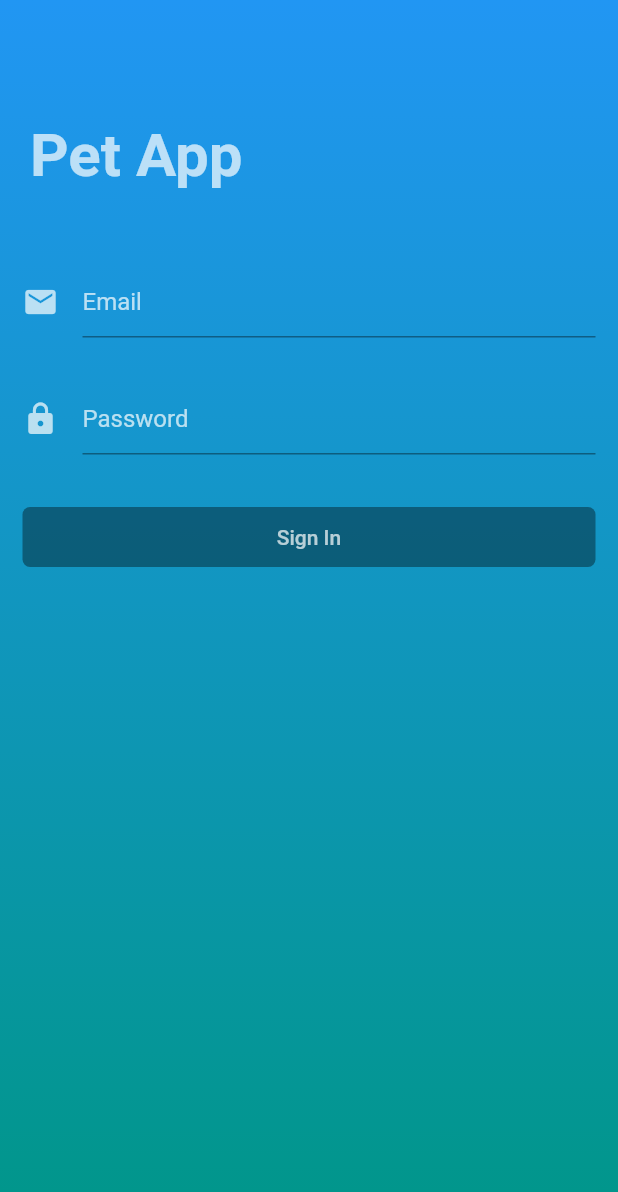
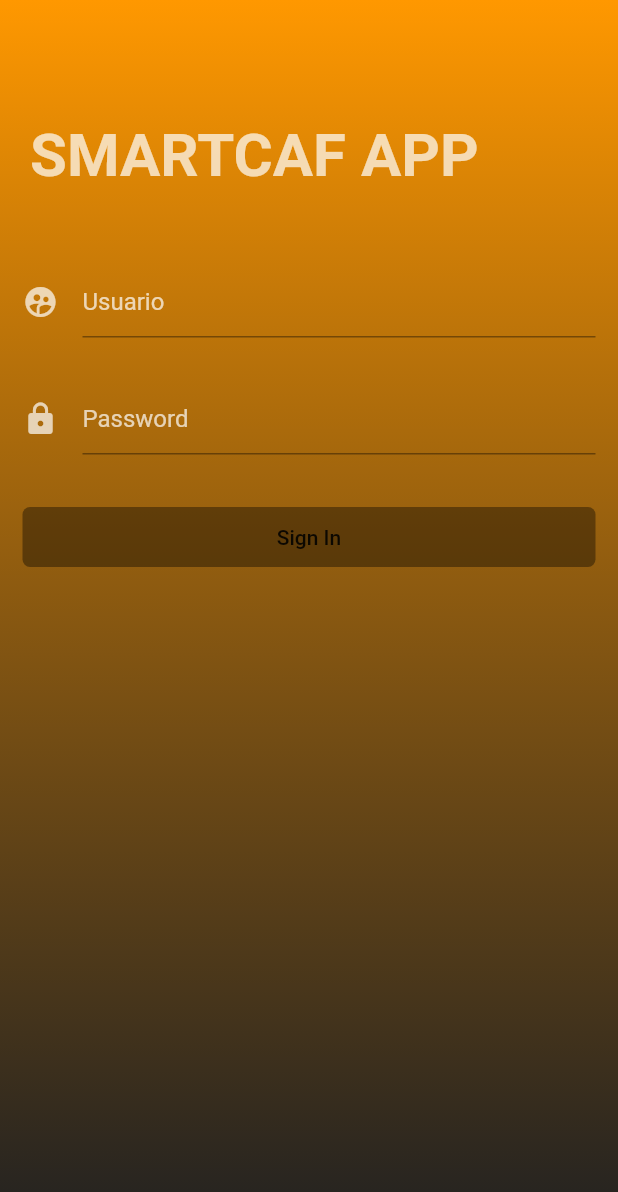
Before and after one commit to andresamigo2011/smartcaf, a Flutter app: the screen it shows after launch, on a phone screen of 412 x 824 dp. Shown: the top 1192 px of the screen. Run offline on Flutter 3.47's test engine with Material 2 defaults, Android fonts, the phone set to English and light mode, and no system bars; our stand-ins replace flutter_secure_storage, shared_preferences.

Commit message:
Sprint1
HU_SCAF_1- Login

```diff
--- a/smartcaf_app/lib/login.dart
+++ b/smartcaf_app/lib/login.dart
@@ -1,12 +1,7 @@
-import 'dart:convert';
-
 import 'package:flutter/material.dart';
 import 'package:flutter/services.dart';
 import 'package:http/http.dart' as http;
-import 'package:my_pet_app/src/ui/HomePage.dart';
 import 'package:shared_preferences/shared_preferences.dart';
-import 'dart:developer';
-
 
 class LoginPage extends StatefulWidget {
   @override
@@ -14,21 +9,23 @@ class LoginPage extends StatefulWidget {
 }
 
 class _LoginPageState extends State<LoginPage> {
-
   bool _isLoading = false;
 
   @override
   Widget build(BuildContext context) {
-    SystemChrome.setSystemUIOverlayStyle(SystemUiOverlayStyle.light.copyWith(statusBarColor: Colors.transparent));
+    SystemChrome.setSystemUIOverlayStyle(SystemUiOverlayStyle.light
+        .copyWith(statusBarColor: Colors.transparent));
     return Scaffold(
       body: Container(
         decoration: BoxDecoration(
           gradient: LinearGradient(
-              colors: [Colors.blue, Colors.teal],
+              colors: [Colors.orange, Colors.black87],
               begin: Alignment.topCenter,
               end: Alignment.bottomCenter),
         ),
-        child: _isLoading ? Center(child: CircularProgressIndicator()) : ListView(
+        child: _isLoading
+            ? Center(child: CircularProgressIndicator())
+            : ListView(
                 children: <Widget>[
                   headerSection(),
                   textSection(),
@@ -41,14 +38,11 @@ class _LoginPageState extends State<LoginPage> {
 
   signIn(String email, pass) async {
     SharedPreferences session = await SharedPreferences.getInstance();
-    Map data = {
-      'user': email,
-      'password': pass
-    };
+    Map data = {'user': email, 'password': pass};
 
     var jsonResponse = null;
     var responseString = "";
-    if(email == "correo" && pass == "123"){
+    if (email == "correo" && pass == "123") {
       setState(() {
         _isLoading = false;
       });
@@ -82,12 +76,12 @@ class _LoginPageState extends State<LoginPage> {
     }*/
   }
 
-  Future<String> checkToken(responseString) async{
-    var responseWord = http.read("http://3.16.150.74:8080/mascotas-login/hello", headers: {"Authorization": responseString});
-    if(responseWord == null) return "";
+  Future<String> checkToken(responseString) async {
+    var responseWord = http.read("http://3.16.150.74:8080/mascotas-login/hello",
+        headers: {"Authorization": responseString});
+    if (responseWord == null) return "";
     return responseWord;
   }
-
 
   Container buttonSection() {
     return Container(
@@ -96,15 +90,17 @@ class _LoginPageState extends State<LoginPage> {
       padding: EdgeInsets.symmetric(horizontal: 15.0),
       margin: EdgeInsets.only(top: 15.0),
       child: RaisedButton(
-        onPressed: emailController.text == "" || passwordController.text == "" ? null : () {
+        onPressed: emailController.text == "" || passwordController.text == ""
+            ? null
+            : () {
                 setState(() {
                   _isLoading = true;
                 });
                 signIn(emailController.text, passwordController.text);
               },
         elevation: 0.0,
-        color: Colors.purple,
-        child: Text("Sign In", style: TextStyle(color: Colors.white70)),
+        color: Colors.white70,
+        child: Text("Sign In", style: TextStyle(color: Colors.black87)),
         shape: RoundedRectangleBorder(borderRadius: BorderRadius.circular(5.0)),
       ),
     );
@@ -121,12 +117,12 @@ class _LoginPageState extends State<LoginPage> {
           TextFormField(
             controller: emailController,
             cursorColor: Colors.white,
-
             style: TextStyle(color: Colors.white70),
             decoration: InputDecoration(
-              icon: Icon(Icons.email, color: Colors.white70),
-              hintText: "Email",
-              border: UnderlineInputBorder(borderSide: BorderSide(color: Colors.white70)),
+              icon: Icon(Icons.supervised_user_circle, color: Colors.white70),
+              hintText: "Usuario",
+              border: UnderlineInputBorder(
+                  borderSide: BorderSide(color: Colors.white70)),
               hintStyle: TextStyle(color: Colors.white70),
             ),
           ),
@@ -139,7 +135,8 @@ class _LoginPageState extends State<LoginPage> {
             decoration: InputDecoration(
               icon: Icon(Icons.lock, color: Colors.white70),
               hintText: "Password",
-              border: UnderlineInputBorder(borderSide: BorderSide(color: Colors.white70)),
+              border: UnderlineInputBorder(
+                  borderSide: BorderSide(color: Colors.white70)),
               hintStyle: TextStyle(color: Colors.white70),
             ),
           ),
@@ -152,7 +149,7 @@ class _LoginPageState extends State<LoginPage> {
     return Container(
       margin: EdgeInsets.only(top: 50.0),
       padding: EdgeInsets.symmetric(horizontal: 20.0, vertical: 30.0),
-      child: Text("Pet App",
+      child: Text("SMARTCAF APP",
           style: TextStyle(
               color: Colors.white70,
               fontSize: 40.0,
--- a/smartcaf_app/lib/main.dart
+++ b/smartcaf_app/lib/main.dart
@@ -15,10 +15,10 @@ class MyApp extends StatelessWidget {
   @override
   Widget build(BuildContext context) {
     return MaterialApp(
-      title: 'My pets App',
+      title: 'SMARTCAF APP',
       theme: ThemeData(
-        primarySwatch: Colors.blue,
-        visualDensity: VisualDensity.adaptivePlatformDensity,
+        primarySwatch: Colors.orange,
+        visualDensity: VisualDensity.compact,
       ),
       home: LoginPage(),
     );
--- a/smartcaf_app/lib/src/ui/HomePage.dart
+++ b/smartcaf_app/lib/src/ui/HomePage.dart
@@ -7,7 +7,7 @@ class MyApp extends StatelessWidget {
   @override
   Widget build(BuildContext context) {
     return MaterialApp(
-      title: "Pet app",
+      title: "SMARCTCAF APP",
       debugShowCheckedModeBanner: false,
       home: HomePage(),
       theme: ThemeData(accentColor: Colors.white70),
@@ -24,15 +24,13 @@ class HomePage extends StatefulWidget {
 
 class _HomePageState extends State<HomePage> {
   PageController _pageController = PageController();
-  final _screens = [
-    listaMascotas(title: "Lista mascotas")
-  ];
+  final _screens = [listaMascotas(title: "Lista mascotas")];
   int _selectedIndex = 0;
   @override
   Widget build(BuildContext context) {
     return Scaffold(
       appBar: AppBar(
-        title: Text("Pet App", style: TextStyle(color: Colors.white)),
+        title: Text("SMARCTCAF APP", style: TextStyle(color: Colors.white)),
         actions: <Widget>[
           FlatButton(
             onPressed: () {
@@ -59,7 +57,7 @@ class _HomePageState extends State<HomePage> {
               icon: Icon(Icons.list),
               title: Text("Mascotas"),
               backgroundColor: Colors.blue),
-         /* BottomNavigationBarItem(
+          /* BottomNavigationBarItem(
               icon: Icon(Icons.qr_code),
               title: Text(""),
               backgroundColor: Colors.blue),
```
Also changed, not shown: 1 other file. Lines whose indentation alone changed are shown as unchanged.
